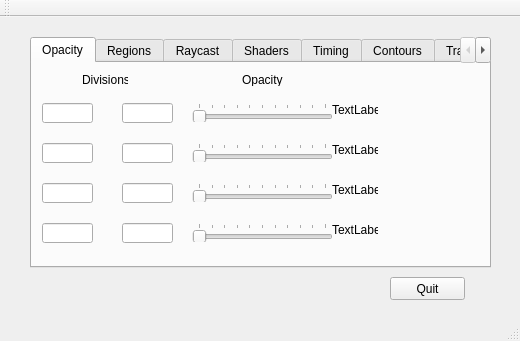
First picture: the form in VolumeRenderer/VolumeRenderer/volumerenderer.ui, repository luosz/artivvis-development-repository, before the edit.
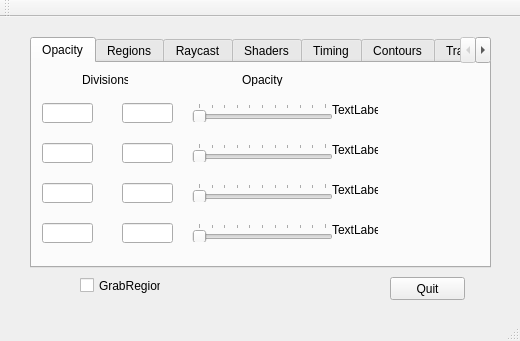
Second picture: the form after the edit.

Commit message: Have region selection in and working, at the moment if you click on the clipping plane it will use Joe's intensity optmization to optimize for that region. Been working more on the visibility optimization but still really struggling with it.

What changed in the file:
```diff
--- a/VolumeRenderer/VolumeRenderer/volumerenderer.ui
+++ b/VolumeRenderer/VolumeRenderer/volumerenderer.ui
@@ -1295,6 +1295,19 @@
      </widget>
     </widget>
    </widget>
+   <widget class="QCheckBox" name="GrabRegionCheckBox">
+    <property name="geometry">
+     <rect>
+      <x>80</x>
+      <y>260</y>
+      <width>81</width>
+      <height>17</height>
+     </rect>
+    </property>
+    <property name="text">
+     <string>GrabRegion</string>
+    </property>
+   </widget>
    <zorder>tabWidget</zorder>
    <zorder>pushButton</zorder>
   </widget>
```
Left out of the diff: 18 changed lines with no effect on the pictures. The commit also changes 23 other files.
